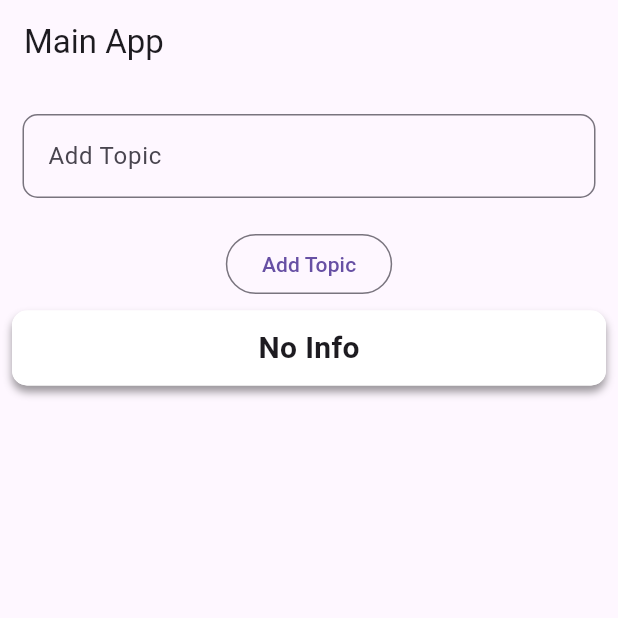
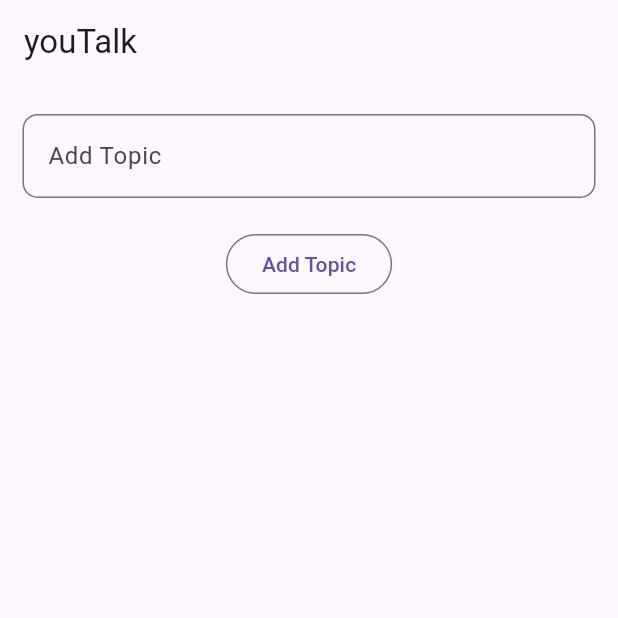
Before and after one commit to TheR3dWizard/you_talk, a Flutter app: the screen it shows after launch, on a phone screen of 412 x 824 dp, the top half of it. Run offline on Flutter 3.47's test engine with Material 3 defaults, Android fonts, the phone set to English and light mode, and no system bars.

Commit message:
MVP finished

```diff
--- a/lib/main.dart
+++ b/lib/main.dart
@@ -9,11 +9,12 @@ class MyApp extends StatelessWidget {
   @override
   Widget build(BuildContext context) {
     return MaterialApp(
-      title: 'Flutter Demo',
+      title: 'youTalk',
       theme: ThemeData(
-        primarySwatch: Colors.blue,
+        primarySwatch: Colors.red,
       ),
-      home: MainApp(),
+      home: const MainApp(),
+      debugShowCheckedModeBanner: false,
     );
   }
 }
@@ -44,7 +45,7 @@ class _MainAppState extends State<MainApp> {
   Widget build(BuildContext context) {
     return Scaffold(
       appBar: AppBar(
-        title: const Text('Main App'),
+        title: const Text('youTalk'),
       ),
       body: Center(
         child: Column(
@@ -52,18 +53,25 @@ class _MainAppState extends State<MainApp> {
           children: <Widget>[
             LabelledTextField.readable(
                 label: "Add Topic", controller: _controller),
-            OutlinedButton(
+            Padding(
+              padding: const EdgeInsets.fromLTRB(0, 0, 0, 3),
+              child: OutlinedButton(
                 onPressed: _addItem,
                 child: const Text('Add Topic'),
+              ),
             ),
             ValueListenableBuilder<List<String>>(
               valueListenable: _itemListNotifier,
               builder: (context, itemList, _) {
+                if (itemList.isNotEmpty) {
                   return Dismissible(
-                  key: UniqueKey(), //probably not the best way to do this
-                  child: ItemContainer(info: itemList.lastOrNull ?? "No Info"),
+                    key: UniqueKey(),
+                    background: Container(color: Colors.red),
+                    child:
+                        ItemContainer(info: itemList.lastOrNull ?? "No Info"),
                     onDismissed: (direction) => {
                       setState(() {
+                        // ignore: no_leading_underscores_for_local_identifiers
                         List<String> _itemList = _itemListNotifier.value;
                         _itemList.removeLast();
                         _itemListNotifier.value = [
@@ -72,6 +80,9 @@ class _MainAppState extends State<MainApp> {
                       }),
                     },
                   );
+                } else {
+                  return Container();
+                }
               },
             ),
             ValueListenableBuilder<List<String>>(
@@ -125,7 +136,7 @@ class ItemContainer extends StatelessWidget {
   @override
   Widget build(BuildContext context) {
     return Padding(
-        padding: const EdgeInsets.symmetric(vertical: 7, horizontal: 8),
+        padding: const EdgeInsets.symmetric(vertical: 4, horizontal: 8),
         child: Container(
           width: 500,
           height: 50,
```
Also changed, not shown: 1 other file. Lines whose indentation alone changed are shown as unchanged.
